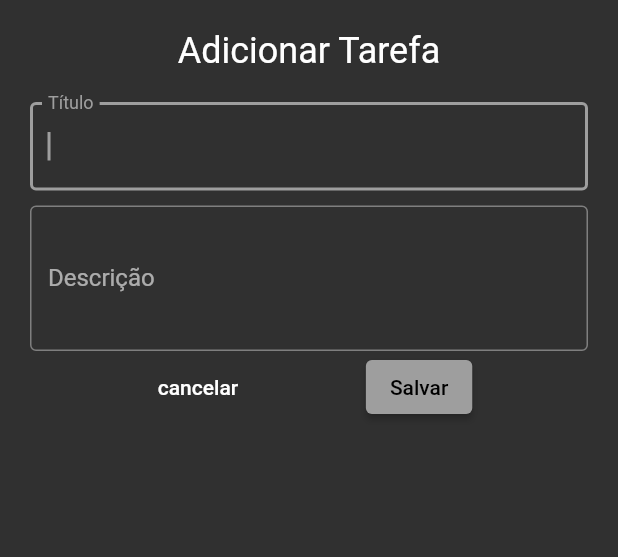
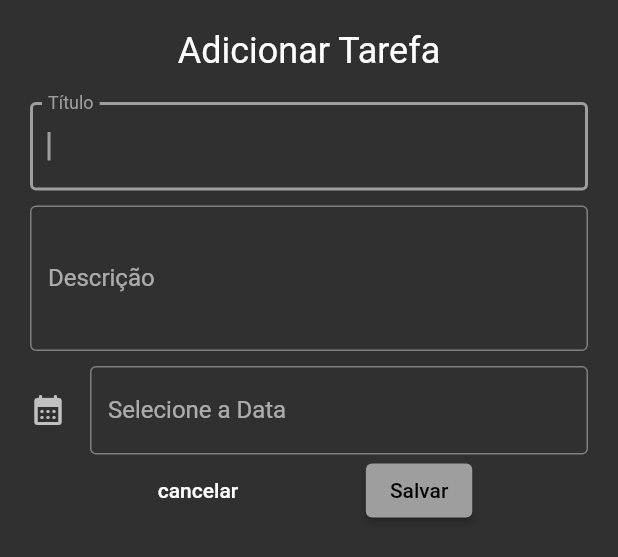
Before and after one commit to CristinaKulczynski/FourthFlutterCompassChallenge, a Flutter app: the AdicionarATarefa widget shown alone on an empty page, opened directly, on a phone screen of 412 x 824 dp. Shown: the top 557 px of the screen. Run offline on Flutter 3.47's test engine with Material 2 defaults, Android fonts, the phone set to English and light mode, and no system bars; our stand-ins replace equatable, flutter_bloc, hydrated_bloc.

Commit message:
Adicionando calendário

```diff
--- a/lib/models/tarefa.dart
+++ b/lib/models/tarefa.dart
@@ -6,6 +6,7 @@ class Tarefa extends Equatable {
   final String descricao;
   final String id;
   final String data;
+  final String dataFinal;
   bool? isConcluida;
   bool? isFavorita;
   bool? isDeletada;
@@ -15,6 +16,7 @@ class Tarefa extends Equatable {
     required this.descricao,
     required this.id,
     required this.data,
+    required this.dataFinal,
     this.isConcluida,
     this.isFavorita,
     this.isDeletada,
@@ -29,6 +31,7 @@ class Tarefa extends Equatable {
     String? descricao,
     String? id,
     String? data,
+    String? dataFinal,
     bool? isConcluida,
     bool? isDeletada,
     bool? isFavorita,
@@ -38,6 +41,7 @@ class Tarefa extends Equatable {
       descricao: descricao ?? this.descricao,
       id: id ?? this.id,
       data: data ?? this.data,
+      dataFinal: dataFinal ?? this.dataFinal,
       isConcluida: isConcluida ?? this.isConcluida,
       isDeletada: isDeletada ?? this.isDeletada,
       isFavorita: isFavorita ?? this.isFavorita,
@@ -50,6 +54,7 @@ class Tarefa extends Equatable {
       'descricao': descricao,
       'id': id,
       'data': data,
+      'dataFinal': dataFinal,
       'isConcluida': isConcluida,
       'isDeletada': isDeletada,
       'is': isFavorita,
@@ -62,6 +67,7 @@ class Tarefa extends Equatable {
       descricao: map['descricao'] ?? '',
       id: map['id'] ?? '',
       data: map['data'] ?? '',
+      dataFinal: map['dataFinal'] ?? '',
       isConcluida: map['isConcluida'],
       isDeletada: map['isDeletada'],
       isFavorita: map['isFavorita'],
@@ -74,6 +80,7 @@ class Tarefa extends Equatable {
         descricao,
         id,
         data,
+        dataFinal,
         isConcluida,
         isDeletada,
         isFavorita,
--- a/lib/screens/adicionar_a_tarefa.dart
+++ b/lib/screens/adicionar_a_tarefa.dart
@@ -1,17 +1,24 @@
 import 'package:flutter/material.dart';
+import 'package:intl/intl.dart';
 import 'package:todolist/blocs/exportacao_do_bloc.dart';
 import 'package:todolist/models/tarefa.dart';
 import 'package:todolist/services/gerador_de_numeros.dart';
 
-class AdicionarATarefa extends StatelessWidget {
+class AdicionarATarefa extends StatefulWidget {
   const AdicionarATarefa({
     Key? key,
   }) : super(key: key);
 
   @override
+  State<AdicionarATarefa> createState() => _AdicionarATarefaState();
+}
+
+class _AdicionarATarefaState extends State<AdicionarATarefa> {
+  @override
   Widget build(BuildContext context) {
     TextEditingController tituloController = TextEditingController();
     TextEditingController descricaoController = TextEditingController();
+    TextEditingController dataFinalController = TextEditingController();
     return Container(
       padding: const EdgeInsets.all(20),
       child: Column(children: [
@@ -43,6 +50,32 @@ class AdicionarATarefa extends StatelessWidget {
             border: OutlineInputBorder(),
           ),
         ),
+        const SizedBox(
+          height: 10,
+        ),
+        TextField(
+          autofocus: true,
+          controller: dataFinalController,
+          decoration: const InputDecoration(
+            icon: Icon(Icons.calendar_month_rounded),
+            labelText: 'Selecione a Data',
+            border: OutlineInputBorder(),
+          ),
+          onTap: () async {
+            DateTime? pickeddate = await showDatePicker(
+                context: context,
+                initialDate: DateTime.now(),
+                firstDate: DateTime.now(),
+                lastDate: DateTime(2023));
+
+            if (pickeddate != null) {
+              setState(() {
+                dataFinalController.text =
+                    DateFormat("yyyy-MM-dd").format(pickeddate);
+              });
+            }
+          },
+        ),
         Row(
           mainAxisAlignment: MainAxisAlignment.spaceEvenly,
           children: [
@@ -57,6 +90,7 @@ class AdicionarATarefa extends StatelessWidget {
                   descricao: descricaoController.text,
                   id: GUIDGen.gerador(),
                   data: DateTime.now().toString(),
+                  dataFinal: dataFinalController.text,
                 );
                 context
                     .read<TarefasBloc>()
```
Also changed, not shown: lib/screens/editar_a_tarefa.dart (+28 -0 lines).
